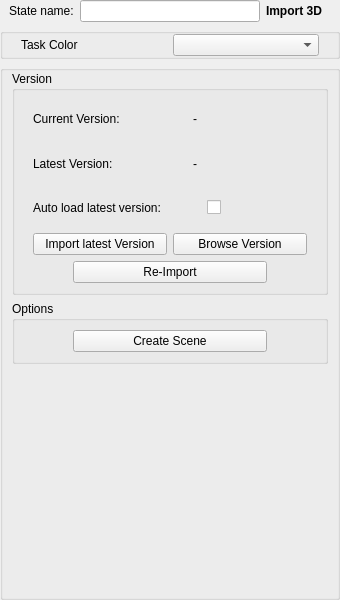
Old version of the form Fusion/Scripts/StateManagerNodes/StateUserInterfaces/fus_Object3d_Import.ui in the repository Animatect/Prism2_PluginFusion.
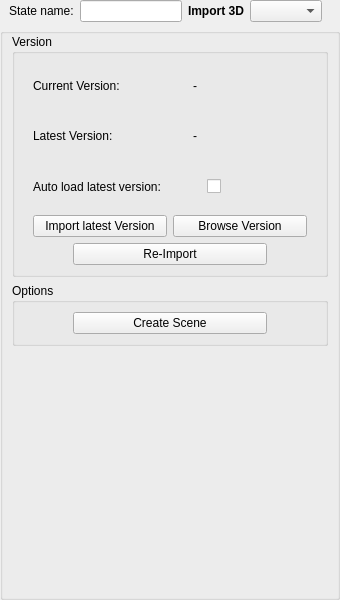
New version of the form.

Diff of the .ui file:
```diff
--- a/Fusion/Scripts/StateManagerNodes/StateUserInterfaces/fus_Object3d_Import.ui
+++ b/Fusion/Scripts/StateManagerNodes/StateUserInterfaces/fus_Object3d_Import.ui
@@ -73,31 +73,6 @@
         </property>
         <property name="text">
          <string>Import 3D</string>
-        </property>
-       </widget>
-      </item>
-     </layout>
-    </widget>
-   </item>
-   <item>
-    <widget class="QGroupBox" name="gb_taskColor">
-     <layout class="QHBoxLayout" name="f_taskColor">
-      <property name="leftMargin">
-       <number>18</number>
-      </property>
-      <property name="topMargin">
-       <number>0</number>
-      </property>
-      <property name="rightMargin">
-       <number>18</number>
-      </property>
-      <property name="bottomMargin">
-       <number>0</number>
-      </property>
-      <item>
-       <widget class="QLabel" name="l_taskColor">
-        <property name="text">
-         <string>Task Color</string>
         </property>
        </widget>
       </item>
```
Left out of the diff: 2 changed lines with no effect on the pictures.
